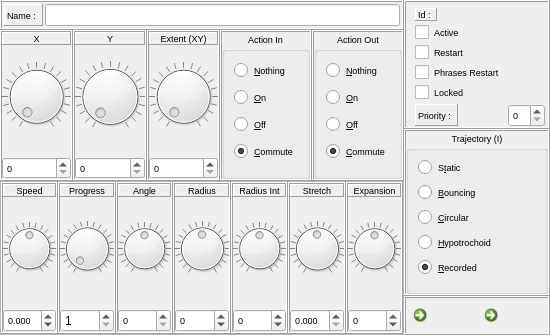
This is sources/interface/TriggerDialog.ui in linuxmao-org/Frontieres as Qt 5 draws it before an edit. The edited form follows.
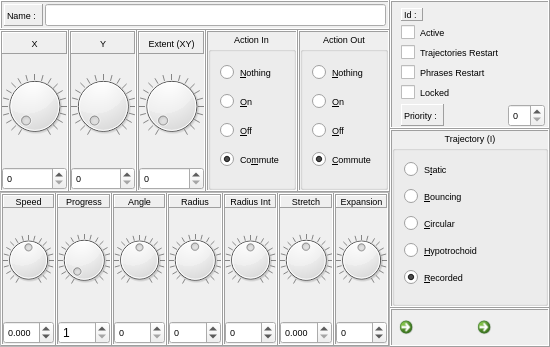
This is the edited form. Icons and pictures are not drawn.

```diff
--- a/sources/interface/TriggerDialog.ui
+++ b/sources/interface/TriggerDialog.ui
@@ -7,7 +7,7 @@
     <x>0</x>
     <y>0</y>
     <width>550</width>
-    <height>335</height>
+    <height>347</height>
    </rect>
   </property>
   <property name="font">
@@ -822,7 +822,7 @@
                <item>
                 <widget class="QRadioButton" name="radioButton_In_Commute">
                  <property name="text">
-                  <string>&amp;Commute</string>
+                  <string>Co&amp;mmute</string>
                  </property>
                  <property name="checked">
                   <bool>true</bool>
@@ -2680,7 +2680,7 @@
             <item row="3" column="0">
              <widget class="QCheckBox" name="checkBox_Restart">
               <property name="text">
-               <string>Restart</string>
+               <string>Trajectories Restart</string>
               </property>
              </widget>
             </item>
```
